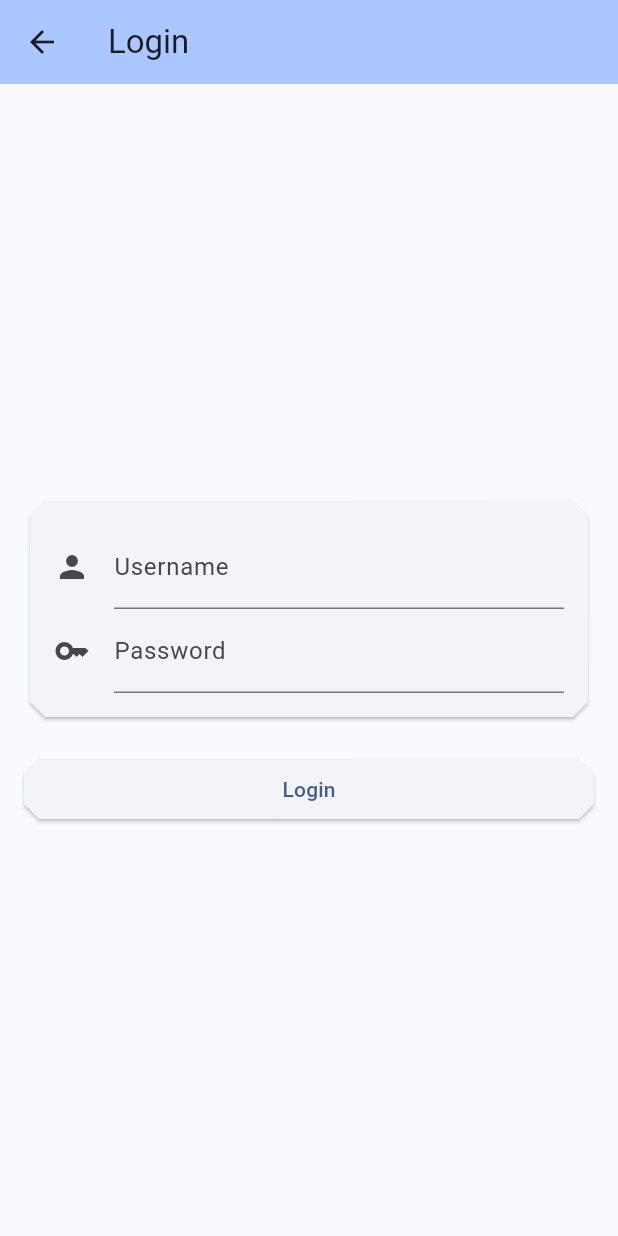
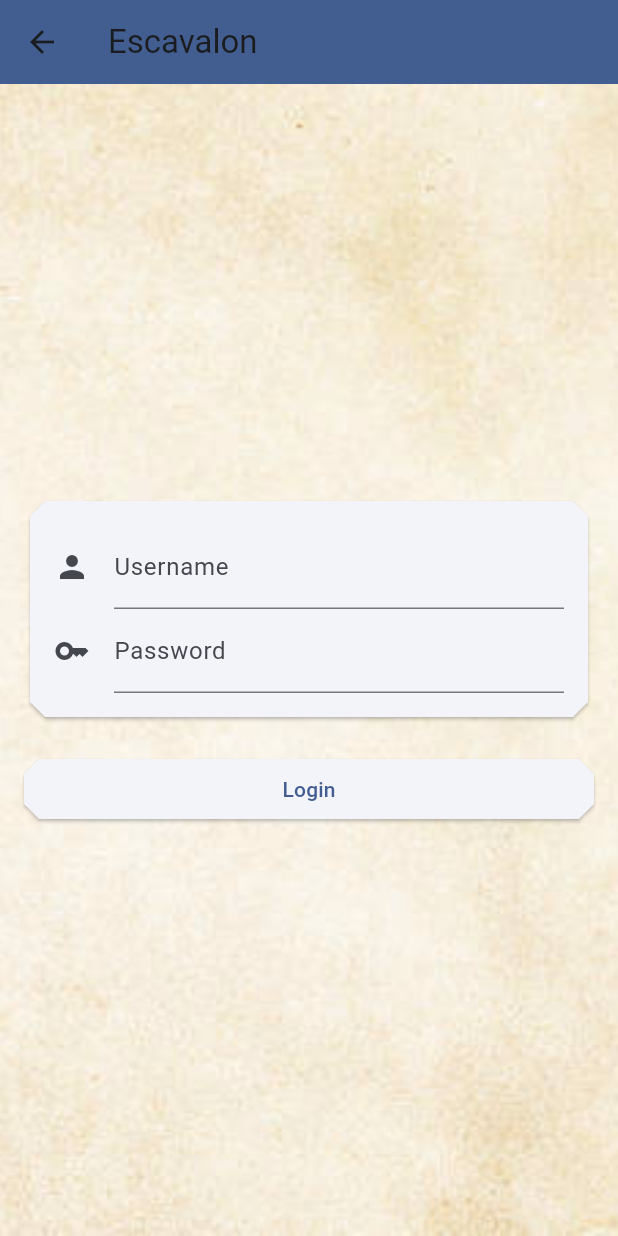
Before and after one commit to azurerazor/pt-poosd, a Flutter app: the screen it shows after launch, after a tap on "Login", on a phone screen of 412 x 824 dp. Run offline on Flutter 3.47's test engine with Material 3 defaults, Android fonts, the phone set to English and light mode, and no system bars; our stand-ins replace flutter_secure_storage, flutter_tts, loading_indicator; missing offline and left inert: flutter_timer_countdown.

Commit message:
Changed background image

```diff
--- a/mobile/lib/escavalon_material.dart
+++ b/mobile/lib/escavalon_material.dart
@@ -37,6 +37,42 @@ const Map<int, Map<int, int>> questRequirements = { // [numPlayers][questNum]
   9: {1: 3, 2: 4, 3: 4, 4: 5, 5: 5},
   10: {1: 3, 2: 4, 3: 4, 4: 5, 5: 5},
 };
+
+class EscavalonPage extends StatelessWidget {
+  final Widget child;
+
+  const EscavalonPage({super.key,
+    required this.child,
+  });
+
+  @override
+  Widget build(BuildContext context) {
+    return Scaffold(
+      appBar: AppBar(
+        backgroundColor: Theme.of(context).colorScheme.primary,
+        title: Text("Escavalon"),
+      ),
+      body: SizedBox.expand(
+        child: Stack(
+            children: <Widget>[
+              Positioned.fill(
+                child: Image.asset(
+                  "assets/paper.jpg",
+                  fit: BoxFit.cover,
+                ),
+              ),
+
+              Container(
+                padding: const EdgeInsets.all(16.0),
+                child: child,
+              )
+            ],
+          )
+      )
+    );
+  }
+
+}
 
 class EscavalonCard extends StatelessWidget {
   final Widget child;
--- a/mobile/lib/home.dart
+++ b/mobile/lib/home.dart
@@ -14,17 +14,8 @@ class Home extends StatelessWidget {
 
   @override
   Widget build(BuildContext context) {
-    return Scaffold(
-        appBar: AppBar(
-          backgroundColor: Theme.of(context).colorScheme.inversePrimary,
-          title: Text("Escavalon"),
-        ),
-        body: Center(
-          child: Container (
-            padding: const EdgeInsets.all(16.0),
-            child: const _HomeContent(),
-          ),
-        ),
+    return EscavalonPage(
+      child: _HomeContent()
     );
   }
 }
@@ -164,6 +155,8 @@ class _HomeContentState extends State<_HomeContent> {
       )
     );
 
+    if (info == null) return;
+
     setState(() {
       _username = info[0];
       webTokenStorage = info[1];
--- a/mobile/lib/login.dart
+++ b/mobile/lib/login.dart
@@ -14,16 +14,7 @@ class LoginPage extends StatelessWidget {
 
   @override
   Widget build(BuildContext context) {
-    return Scaffold(
-      appBar: AppBar(
-          backgroundColor: Theme.of(context).colorScheme.inversePrimary,
-          title: Text("Login"),
-        ),
-        body: Container(
-          padding: EdgeInsets.all(16.0),
-          child: _LoginForm()
-        )
-    );
+    return EscavalonPage(child: _LoginForm());
   }
 }
 
@@ -46,8 +37,7 @@ class _LoginFormState extends State<_LoginForm> {
 
   @override
   Widget build(BuildContext context) {
-    return Scaffold(
-      body: Center (
+    return Center (
       child: Form(
         key: _formKey,
         child: Column(
@@ -145,7 +135,6 @@ class _LoginFormState extends State<_LoginForm> {
           ],
         )
       ),
-      )
     );
   }
 
```
Also changed, not shown: mobile/lib/game.dart (+1 -13 lines), mobile/lib/game_phases/night.dart (+7 -0 lines), mobile/lib/lobby.dart (+1 -13 lines), mobile/lib/register.dart (+2 -13 lines), mobile/assets/paper.jpg (added), mobile/assets/paper_darker.jpg (added). Lines whose indentation alone changed are shown as unchanged.
